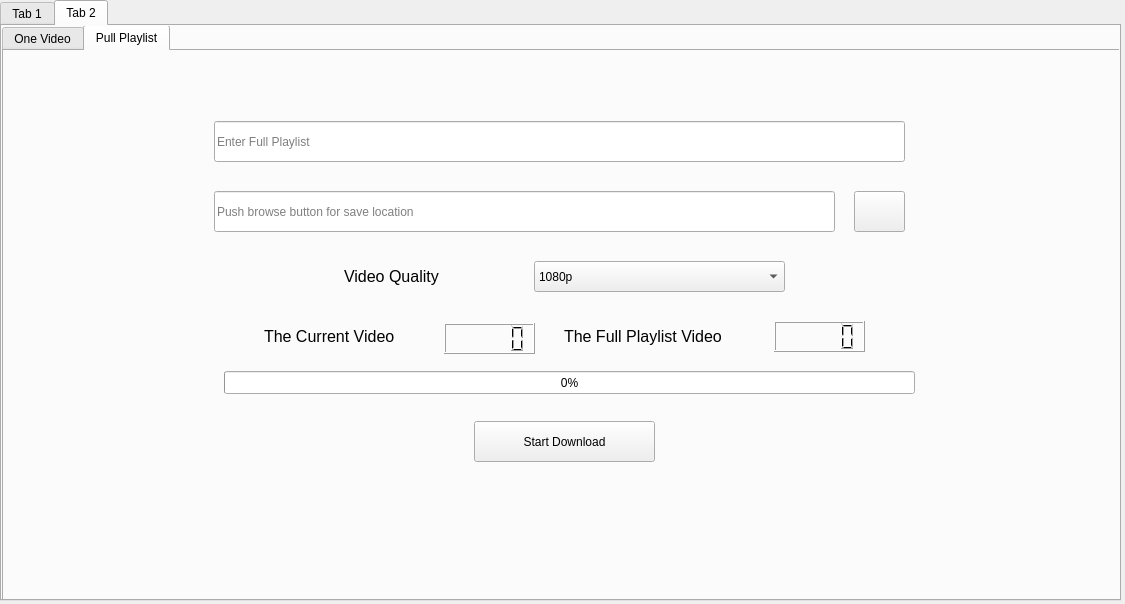
Before: the Qt Designer form main.ui in extreme1337/VideoDownloader, drawn with Qt 5.
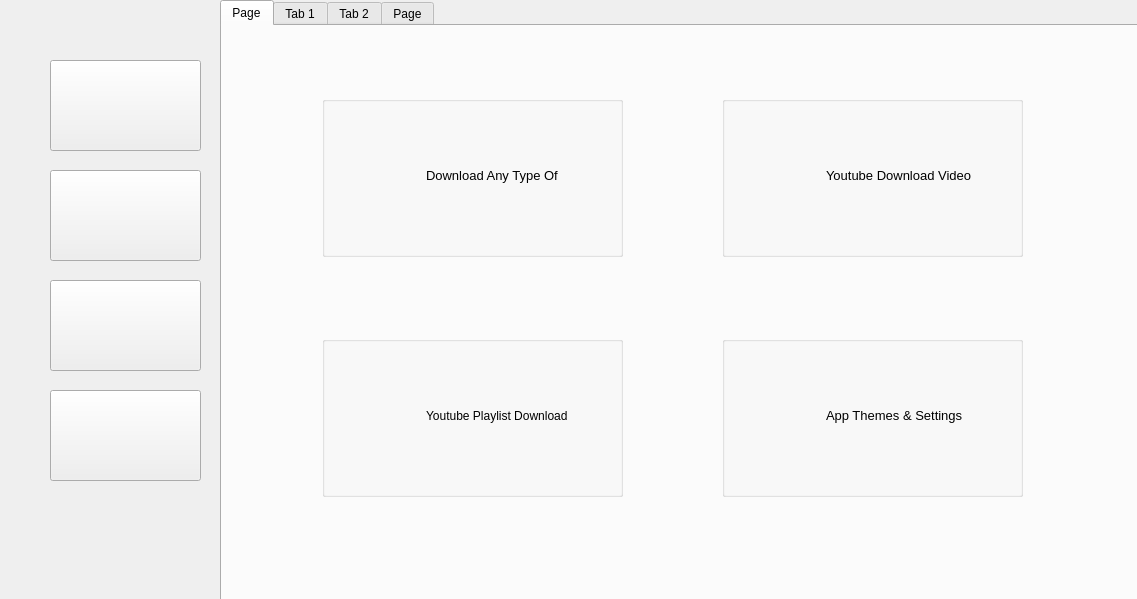
After: the same form once the commit is applied. The open tabs and pages were chosen to show the change. Icons and pictures are not drawn.

Commit message: Added themes and added left nav bar

The edit to the form file:
```diff
--- a/main.ui
+++ b/main.ui
@@ -6,8 +6,8 @@
    <rect>
     <x>0</x>
     <y>0</y>
-    <width>1125</width>
-    <height>604</height>
+    <width>1137</width>
+    <height>599</height>
    </rect>
   </property>
   <property name="windowTitle">
@@ -16,15 +16,223 @@
   <widget class="QTabWidget" name="tabWidget">
    <property name="geometry">
     <rect>
-     <x>0</x>
+     <x>220</x>
      <y>0</y>
-     <width>1121</width>
+     <width>921</width>
      <height>601</height>
     </rect>
    </property>
    <property name="currentIndex">
-    <number>1</number>
+    <number>0</number>
    </property>
+   <widget class="QWidget" name="tab_5">
+    <attribute name="title">
+     <string>Page</string>
+    </attribute>
+    <widget class="QGroupBox" name="groupBox_3">
+     <property name="geometry">
+      <rect>
+       <x>100</x>
+       <y>310</y>
+       <width>301</width>
+       <height>161</height>
+      </rect>
+     </property>
+     <property name="title">
+      <string/>
+     </property>
+     <widget class="QLabel" name="label_32">
+      <property name="geometry">
+       <rect>
+        <x>10</x>
+        <y>30</y>
+        <width>81</width>
+        <height>91</height>
+       </rect>
+      </property>
+      <property name="text">
+       <string/>
+      </property>
+      <property name="pixmap">
+       <pixmap resource="photo.qrc">:/icons/ytplaylist.png</pixmap>
+      </property>
+      <property name="scaledContents">
+       <bool>true</bool>
+      </property>
+     </widget>
+     <widget class="QLabel" name="label_33">
+      <property name="geometry">
+       <rect>
+        <x>104</x>
+        <y>9</y>
+        <width>191</width>
+        <height>141</height>
+       </rect>
+      </property>
+      <property name="font">
+       <font>
+        <pointsize>9</pointsize>
+       </font>
+      </property>
+      <property name="text">
+       <string>Youtube Playlist Download</string>
+      </property>
+     </widget>
+    </widget>
+    <widget class="QGroupBox" name="groupBox_7">
+     <property name="geometry">
+      <rect>
+       <x>500</x>
+       <y>70</y>
+       <width>301</width>
+       <height>161</height>
+      </rect>
+     </property>
+     <property name="title">
+      <string/>
+     </property>
+     <widget class="QLabel" name="label_34">
+      <property name="geometry">
+       <rect>
+        <x>10</x>
+        <y>40</y>
+        <width>81</width>
+        <height>81</height>
+       </rect>
+      </property>
+      <property name="text">
+       <string/>
+      </property>
+      <property name="pixmap">
+       <pixmap resource="photo.qrc">:/icons/yt.png</pixmap>
+      </property>
+      <property name="scaledContents">
+       <bool>true</bool>
+      </property>
+      <property name="wordWrap">
+       <bool>false</bool>
+      </property>
+     </widget>
+     <widget class="QLabel" name="label_35">
+      <property name="geometry">
+       <rect>
+        <x>104</x>
+        <y>9</y>
+        <width>191</width>
+        <height>141</height>
+       </rect>
+      </property>
+      <property name="font">
+       <font>
+        <pointsize>10</pointsize>
+       </font>
+      </property>
+      <property name="text">
+       <string>Youtube Download Video</string>
+      </property>
+     </widget>
+    </widget>
+    <widget class="QGroupBox" name="groupBox_11">
+     <property name="geometry">
+      <rect>
+       <x>500</x>
+       <y>310</y>
+       <width>301</width>
+       <height>161</height>
+      </rect>
+     </property>
+     <property name="title">
+      <string/>
+     </property>
+     <widget class="QLabel" name="label_36">
+      <property name="geometry">
+       <rect>
+        <x>10</x>
+        <y>30</y>
+        <width>81</width>
+        <height>91</height>
+       </rect>
+      </property>
+      <property name="text">
+       <string/>
+      </property>
+      <property name="pixmap">
+       <pixmap resource="photo.qrc">:/icons/wrench.png</pixmap>
+      </property>
+      <property name="scaledContents">
+       <bool>true</bool>
+      </property>
+     </widget>
+     <widget class="QLabel" name="label_37">
+      <property name="geometry">
+       <rect>
+        <x>104</x>
+        <y>9</y>
+        <width>191</width>
+        <height>141</height>
+       </rect>
+      </property>
+      <property name="font">
+       <font>
+        <pointsize>10</pointsize>
+       </font>
+      </property>
+      <property name="text">
+       <string>App Themes &amp; Settings</string>
+      </property>
+     </widget>
+    </widget>
+    <widget class="QGroupBox" name="groupBox_12">
+     <property name="geometry">
+      <rect>
+       <x>100</x>
+       <y>70</y>
+       <width>301</width>
+       <height>161</height>
+      </rect>
+     </property>
+     <property name="title">
+      <string/>
+     </property>
+     <widget class="QLabel" name="label_38">
+      <property name="geometry">
+       <rect>
+        <x>10</x>
+        <y>40</y>
+        <width>81</width>
+        <height>81</height>
+       </rect>
+      </property>
+      <property name="text">
+       <string/>
+      </property>
+      <property name="pixmap">
+       <pixmap resource="photo.qrc">:/icons/download.png</pixmap>
+      </property>
+      <property name="scaledContents">
+       <bool>true</bool>
+      </property>
+     </widget>
+     <widget class="QLabel" name="label_39">
+      <property name="geometry">
+       <rect>
+        <x>104</x>
+        <y>9</y>
+        <width>191</width>
+        <height>141</height>
+       </rect>
+      </property>
+      <property name="font">
+       <font>
+        <pointsize>10</pointsize>
+       </font>
+      </property>
+      <property name="text">
+       <string>Download Any Type Of</string>
+      </property>
+     </widget>
+    </widget>
+   </widget>
    <widget class="QWidget" name="tab">
     <attribute name="title">
      <string>Tab 1</string>
@@ -112,9 +320,9 @@
     <widget class="QTabWidget" name="tabWidget_2">
      <property name="geometry">
       <rect>
-       <x>0</x>
+       <x>-10</x>
        <y>-1</y>
-       <width>1131</width>
+       <width>931</width>
        <height>581</height>
       </rect>
      </property>
@@ -277,7 +485,7 @@
       <widget class="QLineEdit" name="lineEdit_5">
        <property name="geometry">
         <rect>
-         <x>210</x>
+         <x>120</x>
          <y>70</y>
          <width>691</width>
          <height>41</height>
@@ -290,7 +498,7 @@
       <widget class="QLineEdit" name="lineEdit_6">
        <property name="geometry">
         <rect>
-         <x>210</x>
+         <x>120</x>
          <y>140</y>
          <width>621</width>
          <height>41</height>
@@ -303,7 +511,7 @@
       <widget class="QPushButton" name="pushButton_6">
        <property name="geometry">
         <rect>
-         <x>850</x>
+         <x>760</x>
          <y>140</y>
          <width>51</width>
          <height>41</height>
@@ -326,7 +534,7 @@
       <widget class="QLabel" name="label_2">
        <property name="geometry">
         <rect>
-         <x>340</x>
+         <x>250</x>
          <y>210</y>
          <width>161</width>
          <height>31</height>
@@ -344,7 +552,7 @@
       <widget class="QComboBox" name="comboBox_2">
        <property name="geometry">
         <rect>
-         <x>530</x>
+         <x>440</x>
          <y>210</y>
          <width>251</width>
          <height>31</height>
@@ -374,7 +582,7 @@
       <widget class="QLabel" name="label_3">
        <property name="geometry">
         <rect>
-         <x>260</x>
+         <x>170</x>
          <y>270</y>
          <width>171</width>
          <height>31</height>
@@ -392,7 +600,7 @@
       <widget class="QLabel" name="label_4">
        <property name="geometry">
         <rect>
-         <x>560</x>
+         <x>470</x>
          <y>270</y>
          <width>211</width>
          <height>31</height>
@@ -410,7 +618,7 @@
       <widget class="QProgressBar" name="progressBar_3">
        <property name="geometry">
         <rect>
-         <x>220</x>
+         <x>130</x>
          <y>320</y>
          <width>691</width>
          <height>23</height>
@@ -423,7 +631,7 @@
       <widget class="QPushButton" name="pushButton_7">
        <property name="geometry">
         <rect>
-         <x>470</x>
+         <x>380</x>
          <y>370</y>
          <width>181</width>
          <height>41</height>
@@ -436,7 +644,7 @@
       <widget class="QLCDNumber" name="lcdNumber">
        <property name="geometry">
         <rect>
-         <x>440</x>
+         <x>350</x>
          <y>272</y>
          <width>91</width>
          <height>31</height>
@@ -446,7 +654,7 @@
       <widget class="QLCDNumber" name="lcdNumber_2">
        <property name="geometry">
         <rect>
-         <x>770</x>
+         <x>680</x>
          <y>270</y>
          <width>91</width>
          <height>31</height>
@@ -456,7 +664,7 @@
       <widget class="QLabel" name="label_6">
        <property name="geometry">
         <rect>
-         <x>220</x>
+         <x>130</x>
          <y>370</y>
          <width>151</width>
          <height>41</height>
@@ -464,7 +672,7 @@
        </property>
        <property name="font">
         <font>
-         <pointsize>14</pointsize>
+         <pointsize>10</pointsize>
         </font>
        </property>
        <property name="text">
@@ -474,6 +682,189 @@
      </widget>
     </widget>
    </widget>
+   <widget class="QWidget" name="tab_6">
+    <attribute name="title">
+     <string>Page</string>
+    </attribute>
+    <widget class="QLabel" name="label_7">
+     <property name="geometry">
+      <rect>
+       <x>214</x>
+       <y>79</y>
+       <width>461</width>
+       <height>61</height>
+      </rect>
+     </property>
+     <property name="font">
+      <font>
+       <pointsize>16</pointsize>
+      </font>
+     </property>
+     <property name="text">
+      <string>Choose Your Theme</string>
+     </property>
+     <property name="alignment">
+      <set>Qt::AlignCenter</set>
+     </property>
+    </widget>
+    <widget class="QPushButton" name="pushButton_12">
+     <property name="geometry">
+      <rect>
+       <x>90</x>
+       <y>190</y>
+       <width>141</width>
+       <height>121</height>
+      </rect>
+     </property>
+     <property name="styleSheet">
+      <string notr="true">background-color: rgb(48, 47, 47);</string>
+     </property>
+     <property name="text">
+      <string/>
+     </property>
+    </widget>
+    <widget class="QPushButton" name="pushButton_13">
+     <property name="geometry">
+      <rect>
+       <x>290</x>
+       <y>190</y>
+       <width>141</width>
+       <height>121</height>
+      </rect>
+     </property>
+     <property name="styleSheet">
+      <string notr="true">background-color:rgb(25,35,45)</string>
+     </property>
+     <property name="text">
+      <string/>
+     </property>
+    </widget>
+    <widget class="QPushButton" name="pushButton_14">
+     <property name="geometry">
+      <rect>
+       <x>490</x>
+       <y>190</y>
+       <width>141</width>
+       <height>121</height>
+      </rect>
+     </property>
+     <property name="styleSheet">
+      <string notr="true">background-color: rgb(50, 50, 50);</string>
+     </property>
+     <property name="text">
+      <string/>
+     </property>
+    </widget>
+    <widget class="QPushButton" name="pushButton_15">
+     <property name="geometry">
+      <rect>
+       <x>690</x>
+       <y>190</y>
+       <width>141</width>
+       <height>121</height>
+      </rect>
+     </property>
+     <property name="styleSheet">
+      <string notr="true">
+background-color: rgb(255, 255, 255);</string>
+     </property>
+     <property name="text">
+      <string/>
+     </property>
+    </widget>
+   </widget>
+  </widget>
+  <widget class="QPushButton" name="pushButton_8">
+   <property name="geometry">
+    <rect>
+     <x>50</x>
+     <y>60</y>
+     <width>151</width>
+     <height>91</height>
+    </rect>
+   </property>
+   <property name="text">
+    <string/>
+   </property>
+   <property name="icon">
+    <iconset resource="photo.qrc">
+     <normaloff>:/icons/home.png</normaloff>:/icons/home.png</iconset>
+   </property>
+   <property name="iconSize">
+    <size>
+     <width>60</width>
+     <height>60</height>
+    </size>
+   </property>
+  </widget>
+  <widget class="QPushButton" name="pushButton_9">
+   <property name="geometry">
+    <rect>
+     <x>50</x>
+     <y>170</y>
+     <width>151</width>
+     <height>91</height>
+    </rect>
+   </property>
+   <property name="text">
+    <string/>
+   </property>
+   <property name="icon">
+    <iconset resource="photo.qrc">
+     <normaloff>:/icons/save.png</normaloff>:/icons/save.png</iconset>
+   </property>
+   <property name="iconSize">
+    <size>
+     <width>80</width>
+     <height>80</height>
+    </size>
+   </property>
+  </widget>
+  <widget class="QPushButton" name="pushButton_10">
+   <property name="geometry">
+    <rect>
+     <x>50</x>
+     <y>280</y>
+     <width>151</width>
+     <height>91</height>
+    </rect>
+   </property>
+   <property name="text">
+    <string/>
+   </property>
+   <property name="icon">
+    <iconset resource="photo.qrc">
+     <normaloff>:/icons/yt.png</normaloff>:/icons/yt.png</iconset>
+   </property>
+   <property name="iconSize">
+    <size>
+     <width>70</width>
+     <height>70</height>
+    </size>
+   </property>
+  </widget>
+  <widget class="QPushButton" name="pushButton_11">
+   <property name="geometry">
+    <rect>
+     <x>50</x>
+     <y>390</y>
+     <width>151</width>
+     <height>91</height>
+    </rect>
+   </property>
+   <property name="text">
+    <string/>
+   </property>
+   <property name="icon">
+    <iconset resource="photo.qrc">
+     <normaloff>:/icons/settings.png</normaloff>:/icons/settings.png</iconset>
+   </property>
+   <property name="iconSize">
+    <size>
+     <width>60</width>
+     <height>60</height>
+    </size>
+   </property>
   </widget>
  </widget>
  <resources>
```
Left out of the diff: 35 changed lines with no effect on the pictures. The commit also changes 15 other files.
